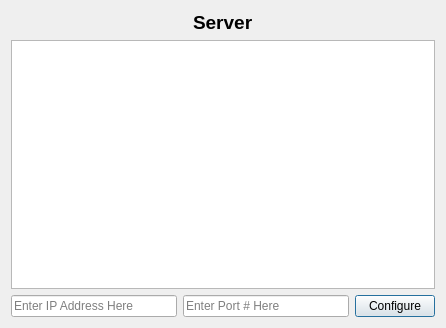
Qt form server/dialog.ui (shorewind/frogger) before a commit.
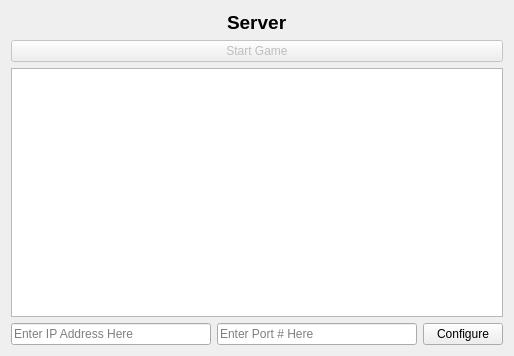
The same form after that commit.

Commit message: start button initiates game for connected clients

Diff of the .ui file:
```diff
--- a/server/dialog.ui
+++ b/server/dialog.ui
@@ -6,8 +6,8 @@
    <rect>
     <x>0</x>
     <y>0</y>
-    <width>446</width>
-    <height>328</height>
+    <width>514</width>
+    <height>356</height>
    </rect>
   </property>
   <property name="windowTitle">
@@ -58,6 +58,16 @@
      </item>
     </layout>
    </item>
+   <item>
+    <widget class="QPushButton" name="startButton">
+     <property name="enabled">
+      <bool>false</bool>
+     </property>
+     <property name="text">
+      <string>Start Game</string>
+     </property>
+    </widget>
+   </item>
    <item>
     <widget class="QTextBrowser" name="textBrowser"/>
    </item>
```
The commit also changes 5 other files.
